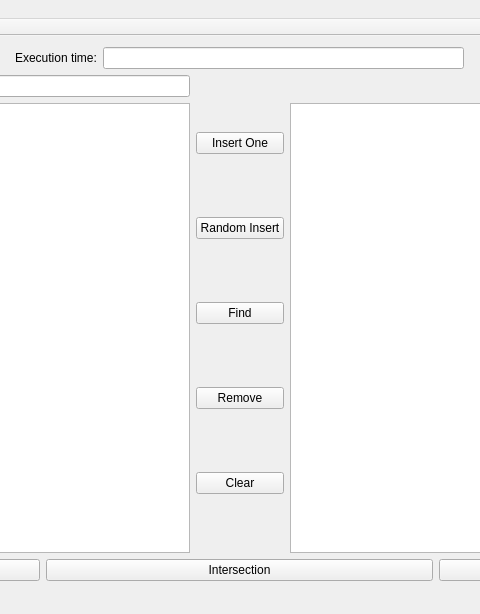
Pilipets/Data-Structure-Visualizer, file Structure_Visualizator/mainwindow.ui: the form before one commit; both pictures show x 358 to 838 and y 0 to 614 of the 1195 by 614 pixel window.
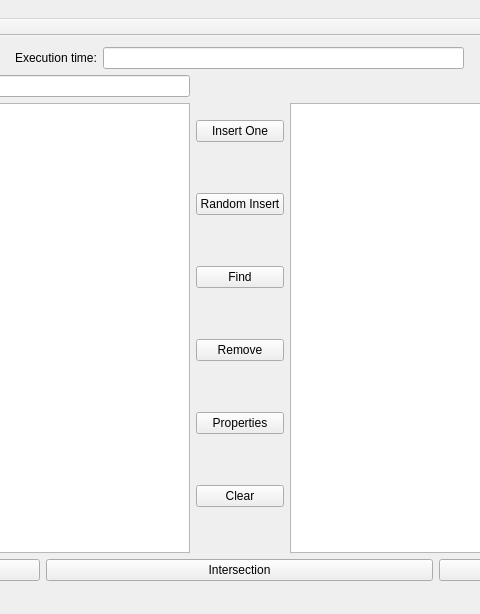
The form after the commit.

Commit message: Properties window added, working on own random class, set algorithms

```diff
--- a/Structure_Visualizator/mainwindow.ui
+++ b/Structure_Visualizator/mainwindow.ui
@@ -123,6 +123,13 @@
             </property>
            </widget>
           </item>
+          <item>
+           <widget class="QPushButton" name="propertiesBtn">
+            <property name="text">
+             <string>Properties</string>
+            </property>
+           </widget>
+          </item>
           <item>
            <widget class="QPushButton" name="clearBtn">
             <property name="text">
```
The commit also changes 10 other files.
